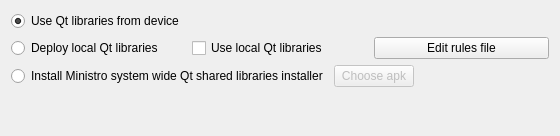
Before: the Qt Designer form src/plugins/android/androiddeploystepwidget.ui in qt-creator/qt-creator, drawn with Qt 5.
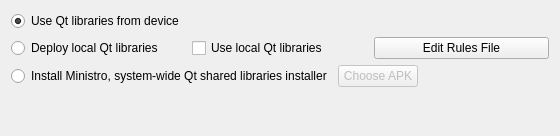
After: the same form once the commit is applied.

Diff of the .ui file:
```diff
--- a/src/plugins/android/androiddeploystepwidget.ui
+++ b/src/plugins/android/androiddeploystepwidget.ui
@@ -59,7 +59,7 @@
      <item>
       <widget class="QPushButton" name="editRulesFilePushButton">
        <property name="text">
-        <string>Edit rules file</string>
+        <string>Edit Rules File</string>
        </property>
       </widget>
      </item>
@@ -74,7 +74,7 @@
 This option is useful when you want to try your application on devices which don't have Android Market (e.g. Android Emulator).</string>
        </property>
        <property name="text">
-        <string>Install Ministro system wide Qt shared libraries installer</string>
+        <string>Install Ministro, system-wide Qt shared libraries installer</string>
        </property>
       </widget>
      </item>
@@ -84,7 +84,7 @@
         <bool>false</bool>
        </property>
        <property name="text">
-        <string>Choose apk</string>
+        <string>Choose APK</string>
        </property>
       </widget>
      </item>
```
